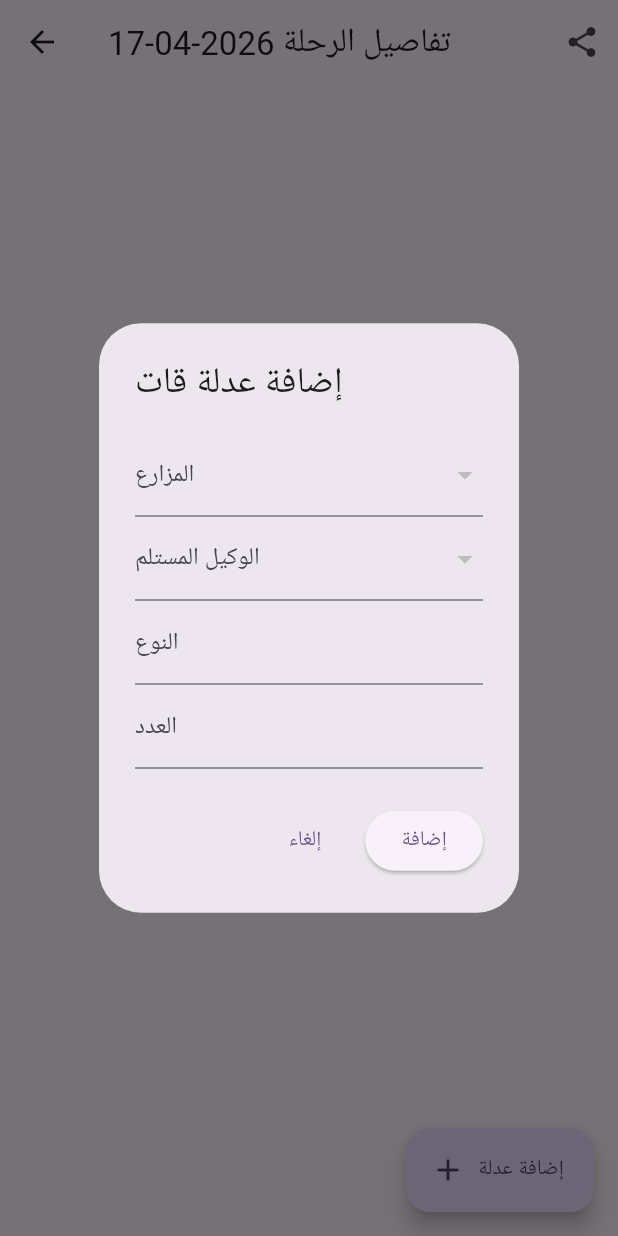
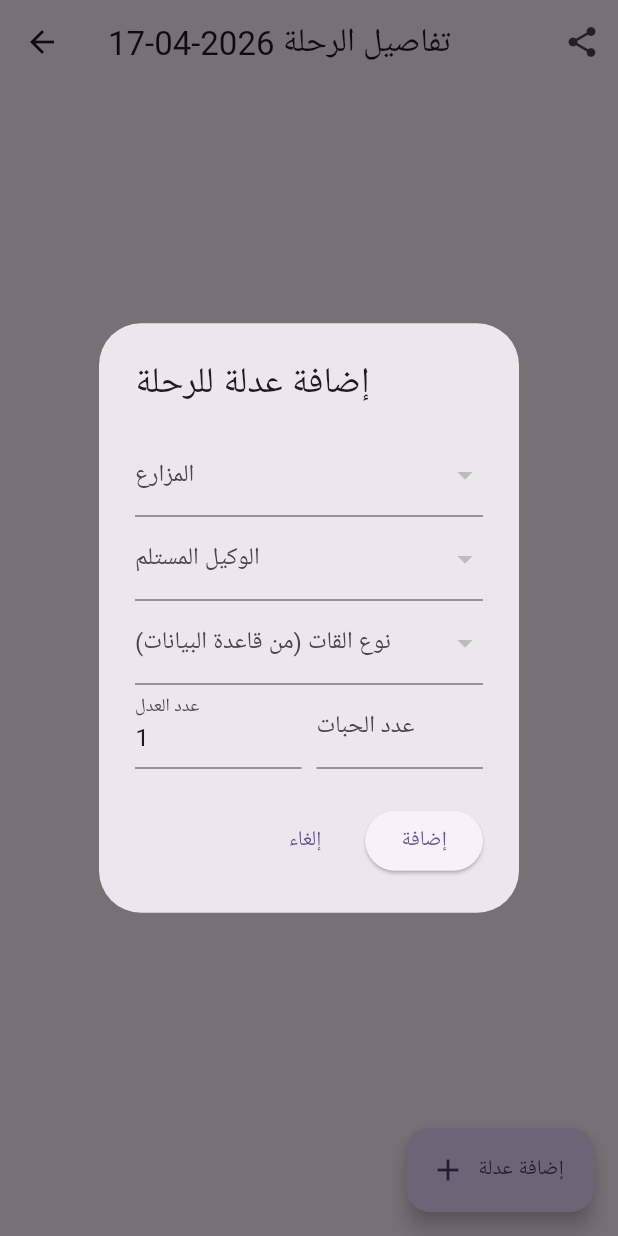
Before and after one commit to testlabt0-lab/Kate_app, a Flutter app: the ShipmentDetailsScreen screen opened directly with empty values, after a tap on "إضافة عدلة", on a phone screen of 412 x 824 dp. Run offline on Flutter 3.47's test engine with Material 3 defaults, Android fonts, the phone set to English and light mode, and no system bars; our stand-ins replace supabase_flutter; accounts and stored records are empty.

Commit message:
feat: add dynamic Qat types, custom commissions, and boxes count
- Introduce `QatType` model and database schema for managing Qat varieties.
- Add `QatTypesScreen` to allow Shaddad to define Qat types and custom commission rates per piece or per pair.
- Update `ShipmentDetailsScreen` to use the dynamic Qat types list instead of raw text input.
- Add "Boxes Count" (عدد العدل) to shipment items.
- Enhance the Manifest generator to group shipments by Agent, calculating total boxes and items properly.

Co-authored-by: testlabt0-lab <252477442+testlabt0-lab@users.noreply.github.com>

```diff
--- /dev/null
+++ b/lib/models/qat_type.dart
@@ -0,0 +1,31 @@
+class QatType {
+  final String? id;
+  final String name;
+  final double commissionAmount;
+  final String commissionPer; // 'piece' (حبة), 'pair' (زوج)
+
+  QatType({
+    this.id,
+    required this.name,
+    this.commissionAmount = 0.0,
+    this.commissionPer = 'piece',
+  });
+
+  factory QatType.fromJson(Map<String, dynamic> json) {
+    return QatType(
+      id: json['id'],
+      name: json['name'],
+      commissionAmount: (json['commission_amount'] as num?)?.toDouble() ?? 0.0,
+      commissionPer: json['commission_per'] ?? 'piece',
+    );
+  }
+
+  Map<String, dynamic> toJson() {
+    return {
+      if (id != null) 'id': id,
+      'name': name,
+      'commission_amount': commissionAmount,
+      'commission_per': commissionPer,
+    };
+  }
+}
--- a/lib/models/shipment.dart
+++ b/lib/models/shipment.dart
@@ -1,28 +1,78 @@
 import 'farmer.dart';
 import 'agent.dart';
+
 class Shipment {
   final String? id;
   final DateTime tripDate;
   final String? transporterId;
   final String status;
+
   Shipment({this.id, required this.tripDate, this.transporterId, this.status = 'pending'});
+
   factory Shipment.fromJson(Map<String, dynamic> json) => Shipment(
-      id: json['id'], tripDate: DateTime.parse(json['trip_date']), transporterId: json['transporter_id'], status: json['status'] ?? 'pending');
-  Map<String, dynamic> toJson() => {if (id != null) 'id': id, 'trip_date': tripDate.toIso8601String().split('T')[0], if (transporterId != null) 'transporter_id': transporterId, 'status': status};
+      id: json['id'],
+      tripDate: DateTime.parse(json['trip_date']),
+      transporterId: json['transporter_id'],
+      status: json['status'] ?? 'pending');
+
+  Map<String, dynamic> toJson() => {
+    if (id != null) 'id': id,
+    'trip_date': tripDate.toIso8601String().split('T')[0],
+    if (transporterId != null) 'transporter_id': transporterId,
+    'status': status
+  };
 }
+
 class ShipmentItem {
   final String? id;
   final String shipmentId;
   final String farmerId;
   final String agentId;
-  final String qatType;
-  final int quantity;
+  final String qatTypeId; // Reference to QatType from database
+  final String qatTypeName; // For easy UI display without full join
+  final int quantity; // Number of pieces (Habbat)
+  final int boxesCount; // عدد العدل
   final double? expectedPrice;
+
   Farmer? farmer;
   Agent? agent;
-  ShipmentItem({this.id, required this.shipmentId, required this.farmerId, required this.agentId, required this.qatType, required this.quantity, this.expectedPrice, this.farmer, this.agent});
+
+  ShipmentItem({
+    this.id,
+    required this.shipmentId,
+    required this.farmerId,
+    required this.agentId,
+    required this.qatTypeId,
+    required this.qatTypeName,
+    required this.quantity,
+    required this.boxesCount,
+    this.expectedPrice,
+    this.farmer,
+    this.agent
+  });
+
   factory ShipmentItem.fromJson(Map<String, dynamic> json) => ShipmentItem(
-      id: json['id'], shipmentId: json['shipment_id'], farmerId: json['farmer_id'], agentId: json['agent_id'], qatType: json['qat_type'], quantity: json['quantity'], expectedPrice: (json['expected_price'] as num?)?.toDouble(),
-      farmer: json['farmers'] != null ? Farmer.fromJson(json['farmers']) : null, agent: json['agents'] != null ? Agent.fromJson(json['agents']) : null);
-  Map<String, dynamic> toJson() => {if (id != null) 'id': id, 'shipment_id': shipmentId, 'farmer_id': farmerId, 'agent_id': agentId, 'qat_type': qatType, 'quantity': quantity, if (expectedPrice != null) 'expected_price': expectedPrice};
+      id: json['id'],
+      shipmentId: json['shipment_id'],
+      farmerId: json['farmer_id'],
+      agentId: json['agent_id'],
+      qatTypeId: json['qat_type_id'] ?? '',
+      qatTypeName: json['qat_type_name'] ?? 'غير محدد',
+      quantity: json['quantity'] ?? 0,
+      boxesCount: json['boxes_count'] ?? 1,
+      expectedPrice: (json['expected_price'] as num?)?.toDouble(),
+      farmer: json['farmers'] != null ? Farmer.fromJson(json['farmers']) : null,
+      agent: json['agents'] != null ? Agent.fromJson(json['agents']) : null);
+
+  Map<String, dynamic> toJson() => {
+    if (id != null) 'id': id,
+    'shipment_id': shipmentId,
+    'farmer_id': farmerId,
+    'agent_id': agentId,
+    'qat_type_id': qatTypeId,
+    'qat_type_name': qatTypeName,
+    'quantity': quantity,
+    'boxes_count': boxesCount,
+    if (expectedPrice != null) 'expected_price': expectedPrice
+  };
 }
--- a/lib/screens/shipment_details_screen.dart
+++ b/lib/screens/shipment_details_screen.dart
@@ -4,6 +4,7 @@ import '../providers/app_provider.dart';
 import '../models/shipment.dart';
 import '../models/farmer.dart';
 import '../models/agent.dart';
+import '../models/qat_type.dart';
 
 class ShipmentDetailsScreen extends StatefulWidget {
   final Shipment shipment;
@@ -20,7 +21,7 @@ class _ShipmentDetailsScreenState extends State<ShipmentDetailsScreen> {
     return Scaffold(
       appBar: AppBar(
         title: Text('تفاصيل الرحلة ${widget.shipment.tripDate.toIso8601String().split('T')[0]}'),
-        actions: [IconButton(icon: const Icon(Icons.share), tooltip: 'مشاركة الكشف (مانيفيست)', onPressed: () => _shareManifest(context))],
+        actions: [IconButton(icon: const Icon(Icons.share), tooltip: 'مشاركة الكشف', onPressed: () => _shareManifest(context))],
       ),
       body: items.isEmpty
           ? const Center(child: Text('لا توجد عدل مضافة.'))
@@ -30,8 +31,8 @@ class _ShipmentDetailsScreenState extends State<ShipmentDetailsScreen> {
                 final item = items[index];
                 return ListTile(
                   leading: const Icon(Icons.eco, color: Colors.green),
-                  title: Text('${item.quantity} ${item.qatType} - من: ${item.farmer?.name ?? "غير معروف"}'),
-                  subtitle: Text('إلى الوكيل: ${item.agent?.name ?? "غير معروف"}'),
+                  title: Text('${item.boxesCount} عدل | ${item.quantity} حبة ${item.qatTypeName} - المزارع: ${item.farmer?.name ?? "غير معروف"}'),
+                  subtitle: Text('الوكيل المرسل إليه: ${item.agent?.name ?? "غير معروف"}'),
                 );
               },
             ),
@@ -47,21 +48,32 @@ class _ShipmentDetailsScreenState extends State<ShipmentDetailsScreen> {
     final provider = context.read<AppProvider>();
     Farmer? selectedFarmer;
     Agent? selectedAgent;
-    final typeController = TextEditingController();
+    QatType? selectedQatType;
     final quantityController = TextEditingController();
+    final boxesCountController = TextEditingController(text: "1");
 
     showDialog(
       context: context,
       builder: (context) => AlertDialog(
-        title: const Text('إضافة عدلة قات'),
+        title: const Text('إضافة عدلة للرحلة'),
         content: SingleChildScrollView(
           child: Column(
             mainAxisSize: MainAxisSize.min,
             children: [
               DropdownButtonFormField<Farmer>(decoration: const InputDecoration(labelText: 'المزارع'), items: provider.farmers.map((f) => DropdownMenuItem(value: f, child: Text(f.name))).toList(), onChanged: (v) => selectedFarmer = v),
               DropdownButtonFormField<Agent>(decoration: const InputDecoration(labelText: 'الوكيل المستلم'), items: provider.agents.map((a) => DropdownMenuItem(value: a, child: Text(a.name))).toList(), onChanged: (v) => selectedAgent = v),
-              TextField(controller: typeController, decoration: const InputDecoration(labelText: 'النوع')),
-              TextField(controller: quantityController, decoration: const InputDecoration(labelText: 'العدد'), keyboardType: TextInputType.number),
+              DropdownButtonFormField<QatType>(
+                decoration: const InputDecoration(labelText: 'نوع القات (من قاعدة البيانات)'),
+                items: provider.qatTypes.map((q) => DropdownMenuItem(value: q, child: Text(q.name))).toList(),
+                onChanged: (v) => selectedQatType = v,
+              ),
+              Row(
+                children: [
+                  Expanded(child: TextField(controller: boxesCountController, decoration: const InputDecoration(labelText: 'عدد العدل'), keyboardType: TextInputType.number)),
+                  const SizedBox(width: 10),
+                  Expanded(child: TextField(controller: quantityController, decoration: const InputDecoration(labelText: 'عدد الحبات'), keyboardType: TextInputType.number)),
+                ],
+              ),
             ],
           ),
         ),
@@ -69,12 +81,18 @@ class _ShipmentDetailsScreenState extends State<ShipmentDetailsScreen> {
           TextButton(onPressed: () => Navigator.pop(context), child: const Text('إلغاء')),
           ElevatedButton(
             onPressed: () {
-              if (selectedFarmer != null && selectedAgent != null && typeController.text.isNotEmpty && quantityController.text.isNotEmpty) {
+              if (selectedFarmer != null && selectedAgent != null && selectedQatType != null && quantityController.text.isNotEmpty && boxesCountController.text.isNotEmpty) {
                 setState(() => items.add(ShipmentItem(
-                  id: DateTime.now().millisecondsSinceEpoch.toString(), shipmentId: widget.shipment.id ?? '',
-                  farmerId: selectedFarmer!.id ?? '', agentId: selectedAgent!.id ?? '',
-                  qatType: typeController.text, quantity: int.tryParse(quantityController.text) ?? 0,
-                  farmer: selectedFarmer, agent: selectedAgent,
+                  id: DateTime.now().millisecondsSinceEpoch.toString(),
+                  shipmentId: widget.shipment.id ?? '',
+                  farmerId: selectedFarmer!.id ?? '',
+                  agentId: selectedAgent!.id ?? '',
+                  qatTypeId: selectedQatType!.id ?? '',
+                  qatTypeName: selectedQatType!.name,
+                  quantity: int.tryParse(quantityController.text) ?? 0,
+                  boxesCount: int.tryParse(boxesCountController.text) ?? 1,
+                  farmer: selectedFarmer,
+                  agent: selectedAgent,
                 )));
                 Navigator.pop(context);
               }
@@ -88,14 +106,24 @@ class _ShipmentDetailsScreenState extends State<ShipmentDetailsScreen> {
 
   void _shareManifest(BuildContext context) {
     if (items.isEmpty) return;
+
+    // Grouping by Agent
     Map<String, List<ShipmentItem>> agentItems = {};
     for (var item in items) { agentItems.putIfAbsent(item.agent?.name ?? 'غير معروف', () => []).add(item); }
-    String manifestText = "📝 كشف الرحلة\nالتاريخ: ${widget.shipment.tripDate.toIso8601String().split('T')[0]}\n\n";
+
+    String manifestText = "📝 كشف الرحلة (مانيفيست)\nالتاريخ: ${widget.shipment.tripDate.toIso8601String().split('T')[0]}\n\n";
+
     agentItems.forEach((agent, list) {
       manifestText += "🏢 الوكيل: $agent\n${'-' * 20}\n";
-      for (var item in list) { manifestText += "👨‍🌾 ${item.farmer?.name ?? 'مجهول'}: ${item.quantity} ${item.qatType}\n"; }
-      manifestText += "\n";
+      int totalBoxesForAgent = 0;
+
+      for (var item in list) {
+        manifestText += "👨‍🌾 ${item.farmer?.name ?? 'مجهول'}: ${item.boxesCount} عدل (${item.quantity} حبة ${item.qatTypeName})\n";
+        totalBoxesForAgent += item.boxesCount;
+      }
+      manifestText += ">> إجمالي العدل للوكيل ($agent): $totalBoxesForAgent عدل\n\n";
     });
+
     showDialog(
       context: context,
       builder: (context) => AlertDialog(
@@ -104,7 +132,7 @@ class _ShipmentDetailsScreenState extends State<ShipmentDetailsScreen> {
         actions: [
           TextButton(onPressed: () => Navigator.pop(context), child: const Text('إغلاق')),
           ElevatedButton(
-            onPressed: () { ScaffoldMessenger.of(context).showSnackBar(const SnackBar(content: Text('تم نسخ الكشف!'))); Navigator.pop(context); },
+            onPressed: () { ScaffoldMessenger.of(context).showSnackBar(const SnackBar(content: Text('تم نسخ الكشف لمشاركته بناجح!'))); Navigator.pop(context); },
             child: const Text('مشاركة / نسخ'),
           ),
         ],
```
Also changed, not shown: lib/providers/app_provider.dart (+19 -0 lines), lib/screens/home_screen.dart (+5 -3 lines), lib/screens/qat_types_screen.dart (added, +98 -0 lines), lib/services/supabase_service.dart (+15 -0 lines).
